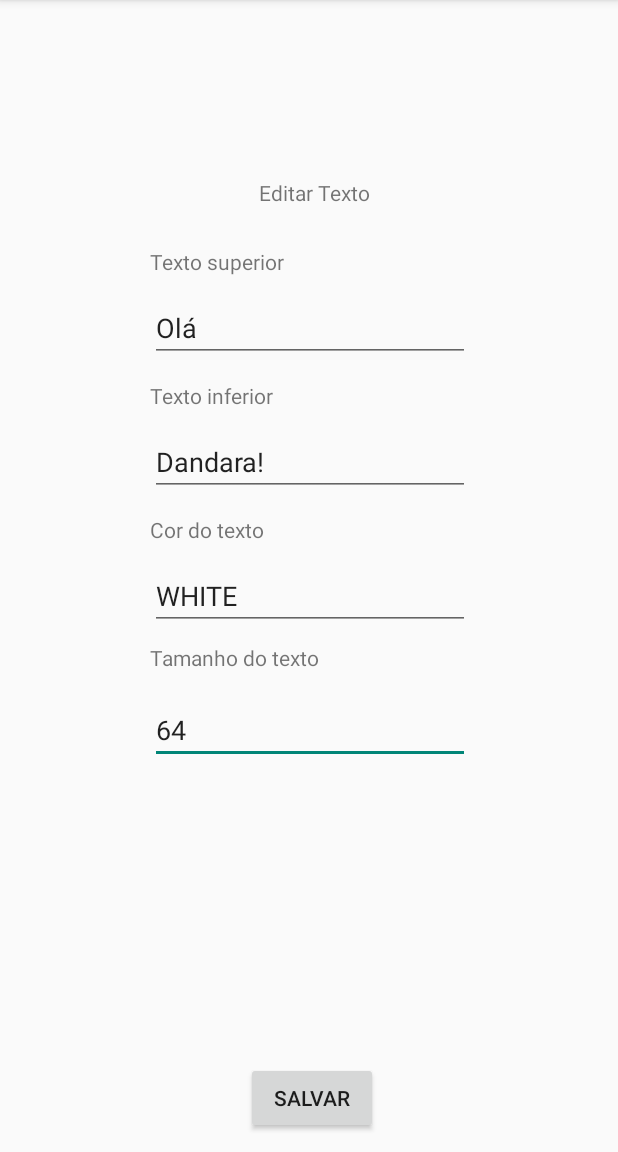
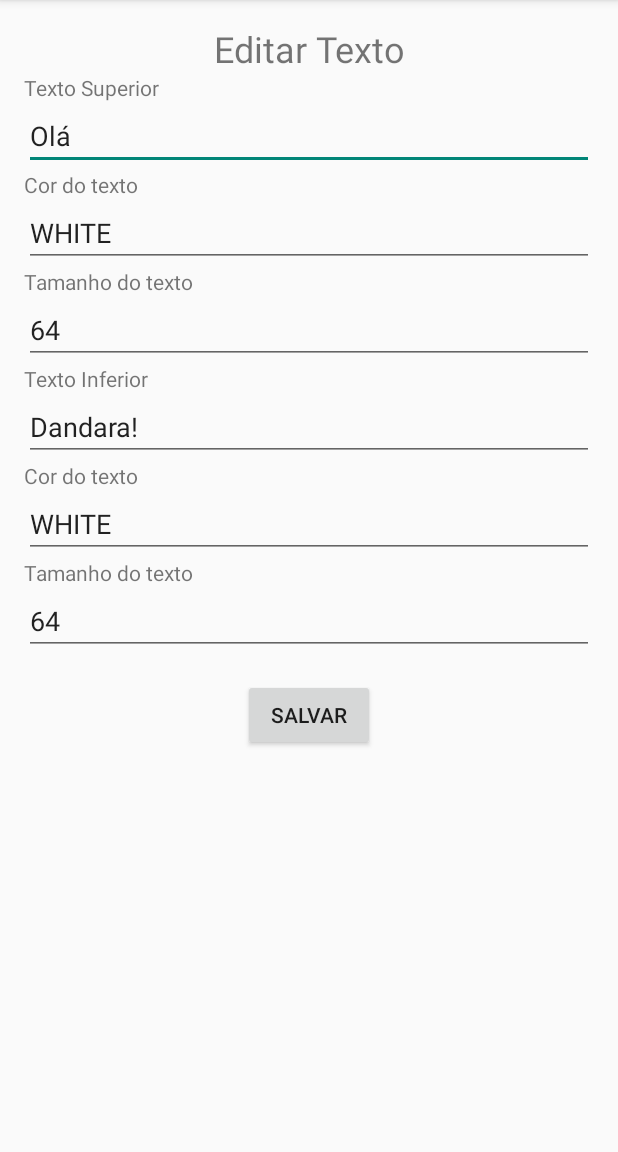
Before and after one commit to dandaradev/MemeCreator, an Android app: the screen it shows after launch (NovoTextoActivity), after a tap on "Mudar Texto", on a phone screen of 412 x 824 dp, the part 84-1236 px from its top. Run offline under Robolectric (Android 15) with nearby library versions, the phone set to English and light mode, and no system bars.

Commit message:
Exercício 2 completo

```diff
--- a/app/src/main/java/br/ifmg/edu/bsi/progmovel/shareimage1/MainActivity.java
+++ b/app/src/main/java/br/ifmg/edu/bsi/progmovel/shareimage1/MainActivity.java
@@ -50,16 +50,21 @@ public class MainActivity extends AppCompatActivity {
                         if (intent != null) {
                             String novoTextoSuperior = intent.getStringExtra(NovoTextoActivity.EXTRA_NOVO_TEXTO_SUPERIOR);
                             String novoTextoInferior = intent.getStringExtra(NovoTextoActivity.EXTRA_NOVO_TEXTO_INFERIOR);
-                            String novaCor = intent.getStringExtra(NovoTextoActivity.EXTRA_NOVA_COR);
-                            String novoTamanho = intent.getStringExtra(NovoTextoActivity.EXTRA_NOVO_TAMANHO);
-                            if (novaCor == null) {
+                            String novaCorSuperior = intent.getStringExtra(NovoTextoActivity.EXTRA_NOVA_COR_SUPERIOR);
+                            String novaCorInferior = intent.getStringExtra(NovoTextoActivity.EXTRA_NOVA_COR_INFERIOR);
+                            String novoTamanhoSuperior = intent.getStringExtra(NovoTextoActivity.EXTRA_NOVO_TAMANHO_SUPERIOR);
+                            String novoTamanhoInferior = intent.getStringExtra(NovoTextoActivity.EXTRA_NOVO_TAMANHO_INFERIOR);
+                            if (novaCorSuperior == null && novaCorInferior == null) {
                                 Toast.makeText(MainActivity.this, "Cor desconhecida. Usando preto no lugar.", Toast.LENGTH_SHORT).show();
-                                novaCor = "BLACK";
+                                novaCorSuperior = "BLACK";
+                                novaCorInferior = "BLACK";
                             }
                             memeCreator.setTextoSuperior(novoTextoSuperior);
                             memeCreator.setTextoInferior(novoTextoInferior);
-                            memeCreator.setCorTexto(Color.parseColor(novaCor.toUpperCase()));
-                            memeCreator.setTamanhoTexto(Integer.parseInt(novoTamanho));
+                            memeCreator.setCorTextoSuperior(Color.parseColor(novaCorSuperior.toUpperCase()));
+                            memeCreator.setCorTextoInferior(Color.parseColor(novaCorInferior.toUpperCase()));
+                            memeCreator.setTamanhoTextoSuperior(Integer.parseInt(novoTamanhoSuperior));
+                            memeCreator.setTamanhoTextoInferior(Integer.parseInt(novoTamanhoInferior));
                             mostrarImagem();
                         }
                     }
@@ -118,7 +123,7 @@ public class MainActivity extends AppCompatActivity {
 
         Bitmap imagemFundo = BitmapFactory.decodeResource(getResources(), R.drawable.fry_meme);
 
-        memeCreator = new MemeCreator("Olá", "Dandara!", Color.WHITE, 64,  imagemFundo, getResources().getDisplayMetrics());
+        memeCreator = new MemeCreator("Olá", "Dandara!", Color.WHITE, Color.WHITE, 64, 64,  imagemFundo, getResources().getDisplayMetrics());
         mostrarImagem();
     }
 
@@ -126,8 +131,11 @@ public class MainActivity extends AppCompatActivity {
         Intent intent = new Intent(this, NovoTextoActivity.class);
         intent.putExtra(NovoTextoActivity.EXTRA_TEXTO_SUPERIOR_ATUAL, memeCreator.getTextoSuperior());
         intent.putExtra(NovoTextoActivity.EXTRA_TEXTO_INFERIOR_ATUAL, memeCreator.getTextoInferior());
-        intent.putExtra(NovoTextoActivity.EXTRA_COR_ATUAL, converterCor(memeCreator.getCorTexto()));
-        intent.putExtra(NovoTextoActivity.EXTRA_TAMANHO_ATUAL, String.valueOf(memeCreator.getTamanhoTexto()));
+        intent.putExtra(NovoTextoActivity.EXTRA_COR_ATUAL_SUPERIOR, converterCor(memeCreator.getCorTextoSuperior()));
+        intent.putExtra(NovoTextoActivity.EXTRA_COR_ATUAL_INFERIOR, converterCor(memeCreator.getCorTextoInferior()));
+        intent.putExtra(NovoTextoActivity.EXTRA_TAMANHO_ATUAL_SUPERIOR, String.valueOf(memeCreator.getTamanhoTextoSuperior()));
+        intent.putExtra(NovoTextoActivity.EXTRA_TAMANHO_ATUAL_INFERIOR, String.valueOf(memeCreator.getTamanhoTextoInferior()));
+
 
 
 
--- a/app/src/main/java/br/ifmg/edu/bsi/progmovel/shareimage1/MemeCreator.java
+++ b/app/src/main/java/br/ifmg/edu/bsi/progmovel/shareimage1/MemeCreator.java
@@ -15,8 +15,12 @@ import android.util.DisplayMetrics;
 public class MemeCreator {
     private String textoSuperior;
     private String textoInferior;
-    private int corTexto;
-    private int tamanhoTexto;
+    private int corTextoSuperior;
+    private int corTextoInferior;
+
+    private int tamanhoTextoSuperior;
+    private int tamanhoTextoInferior;
+
 
     private Bitmap fundo;
     private DisplayMetrics displayMetrics;
@@ -25,11 +29,13 @@ public class MemeCreator {
     private Bitmap meme;
     private boolean dirty; // se true, significa que o meme precisa ser recriado.
 
-    public MemeCreator(String textoSuperior, String textoInferior, int corTexto, int tamanhoTexto, Bitmap fundo, DisplayMetrics displayMetrics) {
+    public MemeCreator(String textoSuperior, String textoInferior, int corTextoSuperior, int corTextoInferior, int tamanhoTextoSuperior, int tamanhoTextoInferior, Bitmap fundo, DisplayMetrics displayMetrics) {
         this.textoSuperior = textoSuperior;
         this.textoInferior = textoInferior;
-        this.corTexto = corTexto;
-        this.tamanhoTexto = tamanhoTexto;
+        this.corTextoSuperior = corTextoSuperior;
+        this.corTextoInferior = corTextoInferior;
+        this.tamanhoTextoSuperior = tamanhoTextoSuperior;
+        this.tamanhoTextoInferior = tamanhoTextoInferior;
         this.fundo = fundo;
         this.displayMetrics = displayMetrics;
         this.meme = criarImagem();
@@ -54,21 +60,39 @@ public class MemeCreator {
     }
 
 
-    public int getCorTexto() {
-        return corTexto;
+    public int getCorTextoSuperior() {
+        return corTextoSuperior;
     }
 
-    public void setCorTexto(int corTexto) {
-        this.corTexto = corTexto;
+    public void setCorTextoSuperior(int corTextoSuperior) {
+        this.corTextoSuperior = corTextoSuperior;
         dirty = true;
     }
 
-    public int getTamanhoTexto() {
-        return tamanhoTexto;
+    public int getCorTextoInferior() {
+        return corTextoInferior;
     }
 
-    public void setTamanhoTexto(int tamanhoTexto) {
-        this.tamanhoTexto = tamanhoTexto;
+    public void setCorTextoInferior(int corTextoInferior) {
+        this.corTextoInferior = corTextoInferior;
+        dirty = true;
+    }
+
+    public int getTamanhoTextoSuperior() {
+        return tamanhoTextoSuperior;
+    }
+
+    public void setTamanhoTextoSuperior(int tamanhoTextoSuperior) {
+        this.tamanhoTextoSuperior = tamanhoTextoSuperior;
+        dirty= true;
+    }
+
+    public int getTamanhoTextoInferior() {
+        return tamanhoTextoInferior;
+    }
+
+    public void setTamanhoTextoInferior(int tamanhoTextoInferior) {
+        this.tamanhoTextoInferior = tamanhoTextoInferior;
         dirty= true;
     }
     public Bitmap getFundo() {
@@ -107,21 +131,29 @@ public class MemeCreator {
         Canvas canvas = new Canvas(bitmap);
 
         Paint paint = new Paint();
+        Paint paint2 = new Paint();
+
 
         Bitmap scaledFundo = Bitmap.createScaledBitmap(fundo, width, height, true);
         canvas.drawBitmap(scaledFundo, 0, 0, new Paint());
 
-        paint.setColor(corTexto);
+        paint.setColor(corTextoSuperior);
+        paint2.setColor(corTextoInferior);
         paint.setAntiAlias(true);
-        paint.setTextSize(tamanhoTexto);
+        paint2.setAntiAlias(true);
+        paint.setTextSize(tamanhoTextoSuperior);
+        paint2.setTextSize(tamanhoTextoInferior);
         paint.setTypeface(Typeface.create("sans-serif-condensed", Typeface.BOLD));
+        paint2.setTypeface(Typeface.create("sans-serif-condensed", Typeface.BOLD));
         paint.setTextAlign(Paint.Align.CENTER);
+        paint2.setTextAlign(Paint.Align.CENTER);
+
 
         // desenhar texto em cima
         canvas.drawText(textoSuperior, (width / 2.f), (height * 0.15f), paint);
 
         // desenhar texto embaixo
-        canvas.drawText(textoInferior, (width / 2.f), (height * 0.9f), paint);
+        canvas.drawText(textoInferior, (width / 2.f), (height * 0.9f), paint2);
         return bitmap;
     }
 }
--- a/app/src/main/java/br/ifmg/edu/bsi/progmovel/shareimage1/NovoTextoActivity.java
+++ b/app/src/main/java/br/ifmg/edu/bsi/progmovel/shareimage1/NovoTextoActivity.java
@@ -11,19 +11,31 @@ public class NovoTextoActivity extends AppCompatActivity {
 
     public static String EXTRA_TEXTO_SUPERIOR_ATUAL = "br.ifmg.edu.bsi.progmovel.shareimage1.texto_superior_atual";
     public static String EXTRA_TEXTO_INFERIOR_ATUAL = "br.ifmg.edu.bsi.progmovel.shareimage1.texto_inferior_atual";
-    public static String EXTRA_COR_ATUAL = "br.ifmg.edu.bsi.progmovel.shareimage1.cor_atual";
+    public static String EXTRA_COR_ATUAL_SUPERIOR = "br.ifmg.edu.bsi.progmovel.shareimage1.cor_atual_superior";
+    public static String EXTRA_COR_ATUAL_INFERIOR = "br.ifmg.edu.bsi.progmovel.shareimage1.cor_atual_inferior";
+
     public static String EXTRA_NOVO_TEXTO_SUPERIOR = "br.ifmg.edu.bsi.progmovel.shareimage1.novo_texto_superior";
     public static String EXTRA_NOVO_TEXTO_INFERIOR = "br.ifmg.edu.bsi.progmovel.shareimage1.novo_texto_superior_inferior";
 
-    public static String EXTRA_NOVA_COR = "br.ifmg.edu.bsi.progmovel.shareimage1.nova_cor";
+    public static String EXTRA_NOVA_COR_SUPERIOR = "br.ifmg.edu.bsi.progmovel.shareimage1.nova_cor_superior";
+    public static String EXTRA_NOVA_COR_INFERIOR = "br.ifmg.edu.bsi.progmovel.shareimage1.nova_cor_inferior";
 
-    public static String EXTRA_TAMANHO_ATUAL= "br.ifmg.edu.bsi.progmovel.shareimage1.tamanho_atual";
-    public static String EXTRA_NOVO_TAMANHO= "br.ifmg.edu.bsi.progmovel.shareimage1.novo_tamanho";
+
+    public static String EXTRA_TAMANHO_ATUAL_SUPERIOR= "br.ifmg.edu.bsi.progmovel.shareimage1.tamanho_atual_superior";
+    public static String EXTRA_TAMANHO_ATUAL_INFERIOR= "br.ifmg.edu.bsi.progmovel.shareimage1.tamanho_atual_inferior";
+
+    public static String EXTRA_NOVO_TAMANHO_SUPERIOR= "br.ifmg.edu.bsi.progmovel.shareimage1.novo_tamanho_superior";
+    public static String EXTRA_NOVO_TAMANHO_INFERIOR= "br.ifmg.edu.bsi.progmovel.shareimage1.novo_tamanho_inferior";
+
 
     private EditText etTextoSuperior;
     private EditText etTextoInferior;
-    private EditText etCor;
-    private EditText etTamanho;
+    private EditText etCorSuperior;
+    private EditText etCorInferior;
+
+    private EditText etTamanhoSuperior;
+    private EditText etTamanhoInferior;
+
 
 
     @Override
@@ -33,30 +45,43 @@ public class NovoTextoActivity extends AppCompatActivity {
 
         etTextoSuperior = findViewById(R.id.etTextoSuperior);
         etTextoInferior = findViewById(R.id.etTextoInferior);
-        etCor = findViewById(R.id.etCor);
-        etTamanho= findViewById(R.id.etTamanho);
-
+        etCorSuperior = findViewById(R.id.etCorSuperior);
+        etCorInferior = findViewById(R.id.etCorInferior);
+        etTamanhoSuperior = findViewById(R.id.etTamanhoSuperior);
+        etTamanhoInferior = findViewById(R.id.etTamanhoInferior);
         Intent intent = getIntent();
         String textoSuperiorAtual = intent.getStringExtra(EXTRA_TEXTO_SUPERIOR_ATUAL);
         String textoInferiorAtual = intent.getStringExtra(EXTRA_TEXTO_INFERIOR_ATUAL);
-        String corAtual = intent.getStringExtra(EXTRA_COR_ATUAL);
-        String tamanhoAtual = intent.getStringExtra(EXTRA_TAMANHO_ATUAL);
+        String corAtualSuperior = intent.getStringExtra(EXTRA_COR_ATUAL_SUPERIOR);
+        String corAtualInferior = intent.getStringExtra(EXTRA_COR_ATUAL_INFERIOR);
+
+        String tamanhoAtualSuperior = intent.getStringExtra(EXTRA_TAMANHO_ATUAL_SUPERIOR);
+        String tamanhoAtualInferior = intent.getStringExtra(EXTRA_TAMANHO_ATUAL_INFERIOR);
+
         etTextoSuperior.setText(textoSuperiorAtual);
         etTextoInferior.setText(textoInferiorAtual);
-        etCor.setText(corAtual);
-        etTamanho.setText(tamanhoAtual);
+        etCorSuperior.setText(corAtualSuperior);
+        etCorInferior.setText(corAtualInferior);
+        etTamanhoSuperior.setText(tamanhoAtualSuperior);
+        etTamanhoInferior.setText(tamanhoAtualInferior);
+
     }
 
     public void enviarNovoTexto(View v) {
         String novoTextoSuperior = etTextoSuperior.getText().toString();
         String novoTextoInferior = etTextoInferior.getText().toString();
-        String novaCor = etCor.getText().toString();
-        String novoTamanho = etTamanho.getText().toString();
+        String novaCorSuperior = etCorSuperior.getText().toString();
+        String novaCorInfrior = etCorInferior.getText().toString();
+        String novoTamanhoSuperior = etTamanhoSuperior.getText().toString();
+        String novoTamanhoInferior = etTamanhoInferior.getText().toString();
         Intent intent = new Intent();
         intent.putExtra(EXTRA_NOVO_TEXTO_SUPERIOR, novoTextoSuperior);
         intent.putExtra(EXTRA_NOVO_TEXTO_INFERIOR, novoTextoInferior);
-        intent.putExtra(EXTRA_NOVA_COR, novaCor);
-        intent.putExtra(EXTRA_NOVO_TAMANHO, novoTamanho);
+        intent.putExtra(EXTRA_NOVA_COR_SUPERIOR, novaCorSuperior);
+        intent.putExtra(EXTRA_NOVA_COR_INFERIOR, novaCorInfrior);
+        intent.putExtra(EXTRA_NOVO_TAMANHO_SUPERIOR, novoTamanhoSuperior);
+        intent.putExtra(EXTRA_NOVO_TAMANHO_INFERIOR, novoTamanhoInferior);
+
         setResult(RESULT_OK, intent);
         finish();
     }
--- a/app/src/main/res/layout/activity_novo_texto.xml
+++ b/app/src/main/res/layout/activity_novo_texto.xml
@@ -1,137 +1,144 @@
 <?xml version="1.0" encoding="utf-8"?>
-<androidx.constraintlayout.widget.ConstraintLayout xmlns:android="http://schemas.android.com/apk/res/android"
+<ScrollView xmlns:android="http://schemas.android.com/apk/res/android"
     xmlns:app="http://schemas.android.com/apk/res-auto"
     xmlns:tools="http://schemas.android.com/tools"
     android:layout_width="match_parent"
     android:layout_height="match_parent"
     tools:context=".NovoTextoActivity">
 
-    <Button
-        android:id="@+id/button3"
+    <androidx.constraintlayout.widget.ConstraintLayout
+        android:layout_width="match_parent"
+        android:layout_height="wrap_content"
+        android:padding="16dp">
+
+        <!-- Título -->
+        <TextView
+            android:id="@+id/textView18"
             android:layout_width="wrap_content"
             android:layout_height="wrap_content"
-        android:layout_marginTop="92dp"
-        android:layout_marginBottom="8dp"
-        android:onClick="enviarNovoTexto"
-        android:text="@string/salvar"
-        app:layout_constraintBottom_toBottomOf="parent"
-        app:layout_constraintEnd_toEndOf="parent"
-        app:layout_constraintHorizontal_bias="0.507"
+            android:text="Editar Texto"
+            android:textSize="24sp"
+            app:layout_constraintTop_toTopOf="parent"
             app:layout_constraintStart_toStartOf="parent"
-        app:layout_constraintTop_toBottomOf="@+id/etTamanho"
-        app:layout_constraintVertical_bias="0.965" />
+            app:layout_constraintEnd_toEndOf="parent" />
+
+        <!-- Texto Superior -->
+        <TextView
+            android:id="@+id/textView7"
+            android:layout_width="wrap_content"
+            android:layout_height="wrap_content"
+            android:text="Texto Superior"
+            app:layout_constraintTop_toBottomOf="@id/textView18"
+            app:layout_constraintStart_toStartOf="parent" />
 
         <EditText
-        android:id="@+id/etTamanho"
+            android:id="@+id/etTextoSuperior"
+            android:layout_width="0dp"
+            android:layout_height="wrap_content"
+            android:hint="Mensagem"
+            app:layout_constraintTop_toBottomOf="@id/textView7"
+            app:layout_constraintStart_toStartOf="parent"
+            app:layout_constraintEnd_toEndOf="parent" />
+
+        <TextView
+            android:id="@+id/textView5"
             android:layout_width="wrap_content"
             android:layout_height="wrap_content"
-        android:layout_marginTop="44dp"
-        android:ems="10"
-        android:inputType="text"
-        android:text=""
-        app:layout_constraintEnd_toEndOf="parent"
-        app:layout_constraintHorizontal_bias="0.502"
+            android:text="Cor do texto"
+            app:layout_constraintTop_toBottomOf="@id/etTextoSuperior"
+            app:layout_constraintStart_toStartOf="parent" />
+
+        <EditText
+            android:id="@+id/etCorSuperior"
+            android:layout_width="0dp"
+            android:layout_height="wrap_content"
+            android:hint="Ex: WHITE"
+            app:layout_constraintTop_toBottomOf="@id/textView5"
             app:layout_constraintStart_toStartOf="parent"
-        app:layout_constraintTop_toBottomOf="@+id/etCor" />
+            app:layout_constraintEnd_toEndOf="parent" />
 
         <TextView
-        android:id="@+id/textView2"
+            android:id="@+id/textView6"
             android:layout_width="wrap_content"
             android:layout_height="wrap_content"
-        android:layout_marginBottom="12dp"
-        android:text="Texto inferior"
-        app:layout_constraintBottom_toTopOf="@+id/etTextoInferior"
-        app:layout_constraintStart_toStartOf="@+id/etTextoInferior"
-        tools:text="Texto inferior" />
+            android:text="Tamanho do texto"
+            app:layout_constraintTop_toBottomOf="@id/etCorSuperior"
+            app:layout_constraintStart_toStartOf="parent" />
+
+        <EditText
+            android:id="@+id/etTamanhoSuperior"
+            android:layout_width="0dp"
+            android:layout_height="wrap_content"
+            android:hint="Ex: 20"
+            app:layout_constraintTop_toBottomOf="@id/textView6"
+            app:layout_constraintStart_toStartOf="parent"
+            app:layout_constraintEnd_toEndOf="parent" />
+
+        <!-- Texto Inferior -->
+        <TextView
+            android:id="@+id/textView8"
+            android:layout_width="wrap_content"
+            android:layout_height="wrap_content"
+            android:text="Texto Inferior"
+            app:layout_constraintTop_toBottomOf="@id/etTamanhoSuperior"
+            app:layout_constraintStart_toStartOf="parent" />
 
         <EditText
             android:id="@+id/etTextoInferior"
-        android:layout_width="wrap_content"
+            android:layout_width="0dp"
             android:layout_height="wrap_content"
-        android:layout_marginTop="44dp"
-        android:ems="10"
-        android:inputType="text"
-        android:text=""
-        app:layout_constraintStart_toStartOf="@+id/textView3"
-        app:layout_constraintTop_toBottomOf="@+id/etTextoSuperior" />
-
-    <TextView
-        android:id="@+id/textView4"
-        android:layout_width="wrap_content"
-        android:layout_height="wrap_content"
-        android:layout_marginBottom="12dp"
-        android:text="Texto superior"
-        app:layout_constraintBottom_toTopOf="@+id/etTextoSuperior"
-        app:layout_constraintStart_toStartOf="@+id/etTextoSuperior"
-        tools:text="Texto superior" />
+            android:hint="Mensagem"
+            app:layout_constraintTop_toBottomOf="@id/textView8"
+            app:layout_constraintStart_toStartOf="parent"
+            app:layout_constraintEnd_toEndOf="parent" />
 
         <TextView
             android:id="@+id/textView3"
             android:layout_width="wrap_content"
             android:layout_height="wrap_content"
-        android:layout_marginBottom="12dp"
-        android:text="@string/cor_do_texto"
-        app:layout_constraintBottom_toTopOf="@+id/etCor"
-        app:layout_constraintStart_toStartOf="@+id/etCor" />
+            android:text="Cor do texto"
+            app:layout_constraintTop_toBottomOf="@id/etTextoInferior"
+            app:layout_constraintStart_toStartOf="parent" />
+
+        <EditText
+            android:id="@+id/etCorInferior"
+            android:layout_width="0dp"
+            android:layout_height="wrap_content"
+            android:hint="Ex: WHITE"
+            app:layout_constraintTop_toBottomOf="@id/textView3"
+            app:layout_constraintStart_toStartOf="parent"
+            app:layout_constraintEnd_toEndOf="parent" />
 
         <TextView
             android:id="@+id/textView"
             android:layout_width="wrap_content"
             android:layout_height="wrap_content"
-        android:layout_marginBottom="16dp"
-        android:text="@string/tamanho_do_texto"
-        app:layout_constraintBottom_toTopOf="@+id/etTamanho"
-        app:layout_constraintStart_toStartOf="@+id/etTamanho" />
+            android:text="Tamanho do texto"
+            app:layout_constraintTop_toBottomOf="@id/etCorInferior"
+            app:layout_constraintStart_toStartOf="parent" />
 
         <EditText
-        android:id="@+id/etCor"
+            android:id="@+id/etTamanhoInferior"
+            android:layout_width="0dp"
+            android:layout_height="wrap_content"
+            android:hint="Ex: 20"
+            app:layout_constraintTop_toBottomOf="@id/textView"
+            app:layout_constraintStart_toStartOf="parent"
+            app:layout_constraintEnd_toEndOf="parent" />
+
+        <!-- Botão -->
+        <Button
+            android:id="@+id/button3"
             android:layout_width="wrap_content"
             android:layout_height="wrap_content"
-        android:layout_marginTop="44dp"
-        android:ems="10"
-        android:inputType="text"
-        android:text=""
-        app:layout_constraintStart_toStartOf="@+id/textView"
-        app:layout_constraintTop_toBottomOf="@+id/etTextoInferior" />
-
-    <EditText
-        android:id="@+id/etTextoSuperior"
-        android:layout_width="wrap_content"
-        android:layout_height="wrap_content"
-        android:layout_marginTop="196dp"
-        android:ems="10"
-        android:inputType="text"
-        android:text=""
-        app:layout_constraintStart_toStartOf="@+id/textView2"
-        app:layout_constraintTop_toTopOf="parent" />
-
-    <TextView
-        android:id="@+id/textView18"
-        android:layout_width="wrap_content"
-        android:layout_height="wrap_content"
-        android:layout_marginTop="8dp"
-        android:layout_marginBottom="8dp"
-        android:text="Editar Texto"
-        app:layout_constraintBottom_toTopOf="@+id/etTextoSuperior"
+            android:text="Salvar"
+            android:onClick="enviarNovoTexto"
+            app:layout_constraintTop_toBottomOf="@id/etTamanhoInferior"
+            app:layout_constraintBottom_toBottomOf="parent"
+            app:layout_constraintStart_toStartOf="parent"
             app:layout_constraintEnd_toEndOf="parent"
-        app:layout_constraintHorizontal_bias="0.51"
-        app:layout_constraintStart_toStartOf="parent"
-        app:layout_constraintTop_toTopOf="parent"
-        app:layout_constraintVertical_bias="0.689"
-        tools:text="Editar texto" />
-
-    <androidx.constraintlayout.widget.Guideline
-        android:id="@+id/guideline2"
-        android:layout_width="wrap_content"
-        android:layout_height="wrap_content"
-        android:orientation="vertical"
-        app:layout_constraintGuide_end="391dp" />
-
-    <androidx.constraintlayout.widget.Guideline
-        android:id="@+id/guideline3"
-        android:layout_width="wrap_content"
-        android:layout_height="wrap_content"
-        android:orientation="horizontal"
-        app:layout_constraintGuide_begin="20dp" />
+            android:layout_marginTop="16dp"
+            android:layout_marginBottom="32dp" />
 
     </androidx.constraintlayout.widget.ConstraintLayout>
+</ScrollView>
```
Lines whose indentation alone changed are shown as unchanged.
